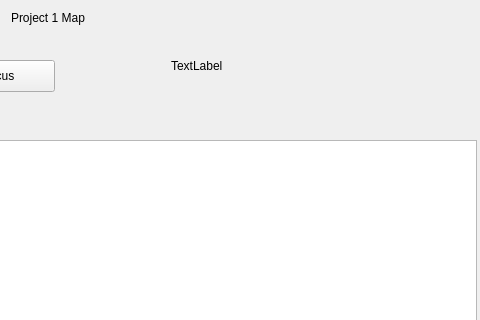
Before: the Qt Designer form Project1/projectwidget.ui in William-Hill/GeoQtProject1, drawn with Qt 5; both pictures show x 279 to 759 and y 0 to 320 of the 759 by 578 pixel window.
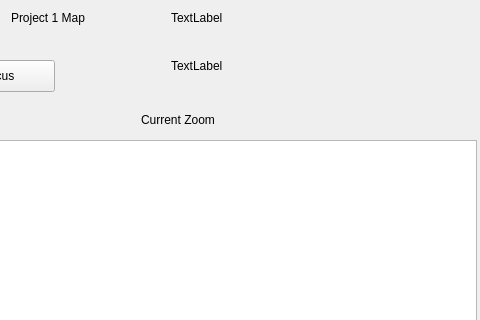
After: the same form once the commit is applied. Custom widgets are drawn as their Qt base class.

Commit message: Fixed mod key zooming function; added ui labels; current zoom isn't updating correctly

```diff
--- a/Project1/projectwidget.ui
+++ b/Project1/projectwidget.ui
@@ -134,6 +134,45 @@
     <string>Latitude</string>
    </property>
   </widget>
+  <widget class="QLabel" name="modeLabel">
+   <property name="geometry">
+    <rect>
+     <x>450</x>
+     <y>10</y>
+     <width>261</width>
+     <height>16</height>
+    </rect>
+   </property>
+   <property name="text">
+    <string>TextLabel</string>
+   </property>
+  </widget>
+  <widget class="QLabel" name="currentZoom">
+   <property name="geometry">
+    <rect>
+     <x>570</x>
+     <y>110</y>
+     <width>111</width>
+     <height>16</height>
+    </rect>
+   </property>
+   <property name="text">
+    <string/>
+   </property>
+  </widget>
+  <widget class="QLabel" name="label_6">
+   <property name="geometry">
+    <rect>
+     <x>420</x>
+     <y>110</y>
+     <width>111</width>
+     <height>20</height>
+    </rect>
+   </property>
+   <property name="text">
+    <string>Current Zoom</string>
+   </property>
+  </widget>
  </widget>
  <layoutdefault spacing="6" margin="11"/>
  <customwidgets>
```
The commit also changes 4 other files.
